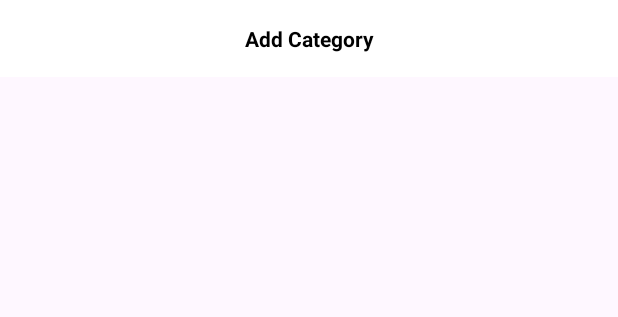
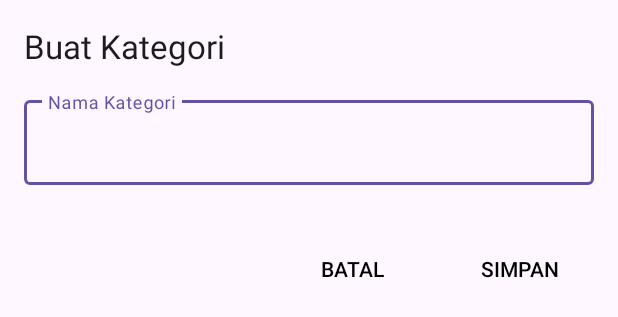
Before and after one commit to MissingPoma/Uangin, an Android app: the layout item_add_category.xml on its own in the app's theme, with its tools: preview values and no code run, on a phone screen of 412 x 824 dp. Shown: the top 317 px of the screen. Run offline under Robolectric (Android 15) with nearby library versions, the phone set to English and light mode, and no system bars.

Commit message:
tombol add category

```diff
--- a/app/src/main/java/com/example/uangin/AddActivity.kt
+++ b/app/src/main/java/com/example/uangin/AddActivity.kt
@@ -78,11 +78,25 @@ class AddActivity : AppCompatActivity() {
                 autoCompleteTextView.setAdapter(adapter)
             }
 
+            val categoriesWithAddOption = categories.toMutableList()
+            categoriesWithAddOption.add("Add Category")
+
+            val adapter = ArrayAdapter(this@AddActivity, android.R.layout.simple_dropdown_item_1line, categoriesWithAddOption)
+            autoCompleteTextView.setAdapter(adapter)
+
             autoCompleteTextView.setOnItemClickListener { parent, view, position, id ->
-                val selectedCategory = categories[position]
-                Toast.makeText(applicationContext, "Selected: $selectedCategory", Toast.LENGTH_SHORT).show()
+                val selectedCategory = categoriesWithAddOption[position]
+                if (selectedCategory == "Add Category") {
+                    navigateToAddCategoryFragment()
+                } else {
+                    Toast.makeText(applicationContext, "Selected: $selectedCategory", Toast.LENGTH_SHORT).show()
+                }
             }
         }
+    }
+    private fun navigateToAddCategoryFragment() {
+        val intent = Intent(this, SettingActivity::class.java)
+        startActivity(intent)
     }
 
     private fun showDatePickerDialog() {
--- a/app/src/main/java/com/example/uangin/database/AppDatabase.kt
+++ b/app/src/main/java/com/example/uangin/database/AppDatabase.kt
@@ -37,20 +37,4 @@ abstract class AppDatabase : RoomDatabase() {
         }
     }
 
-    init {
-        // Inisialisasi database dengan data default
-        GlobalScope.launch(Dispatchers.IO) {
-            val dao = INSTANCE?.kategoriDao()
-            dao?.let { kategoriDao ->
-                if (kategoriDao.getAll().isEmpty()) {
-                    kategoriDao.insertAll(
-                        Kategori(namaKategori = "Makanan"),
-                        Kategori(namaKategori = "Transportasi"),
-                        Kategori(namaKategori = "Belanja")
-                        // Tambahkan kategori lainnya sesuai kebutuhan
-                    )
-                }
-            }
-        }
-    }
 }
--- a/app/src/main/res/layout/item_add_category.xml
+++ b/app/src/main/res/layout/item_add_category.xml
@@ -1,11 +1,53 @@
 <?xml version="1.0" encoding="utf-8"?>
+<LinearLayout xmlns:android="http://schemas.android.com/apk/res/android"
+    xmlns:app="http://schemas.android.com/apk/res-auto"
+    android:layout_width="match_parent"
+    android:layout_height="match_parent"
+    android:orientation="vertical"
+    android:padding="16dp">
 
-<TextView xmlns:android="http://schemas.android.com/apk/res/android"
-    android:layout_width="match_parent"
-    android:layout_height="wrap_content"
-    android:gravity="center"
-    android:padding="16dp"
-    android:text="Add Category"
-    android:background="@color/white"
-    android:textColor="@color/black"
-    android:textStyle="bold" />
+    <TextView
+        android:id="@+id/title"
+        android:layout_width="wrap_content"
+        android:layout_height="wrap_content"
+        android:text="Buat Kategori"
+        android:textAppearance="@style/TextAppearance.AppCompat.Large" />
+
+    <com.google.android.material.textfield.TextInputLayout
+        android:layout_width="match_parent"
+        android:layout_height="wrap_content"
+        android:hint="Nama Kategori"
+        android:layout_marginTop="16dp">
+
+        <com.google.android.material.textfield.TextInputEditText
+            android:id="@+id/category_name"
+            android:layout_width="match_parent"
+            android:layout_height="wrap_content" />
+    </com.google.android.material.textfield.TextInputLayout>
+
+
+    <LinearLayout
+        android:layout_width="match_parent"
+        android:layout_height="wrap_content"
+        android:orientation="horizontal"
+        android:layout_marginTop="32dp"
+        android:gravity="end">
+
+        <Button
+            android:id="@+id/cancel_button"
+            android:layout_width="wrap_content"
+            android:layout_height="wrap_content"
+            android:text="BATAL"
+            android:background="?android:attr/selectableItemBackground"
+            android:textColor="@android:color/black" />
+
+        <Button
+            android:id="@+id/save_button"
+            android:layout_width="wrap_content"
+            android:layout_height="wrap_content"
+            android:text="SIMPAN"
+            android:layout_marginStart="16dp"
+            android:background="?android:attr/selectableItemBackground"
+            android:textColor="@android:color/black"/>
+    </LinearLayout>
+</LinearLayout>
```
